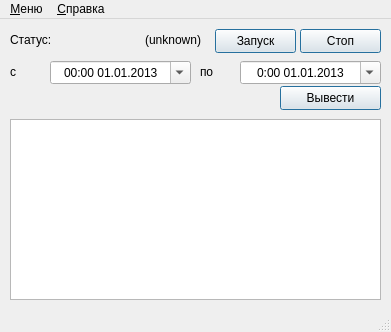
Before: the Qt Designer form source/mainwin.ui in arcan1s/git-etc, drawn with Qt 5.
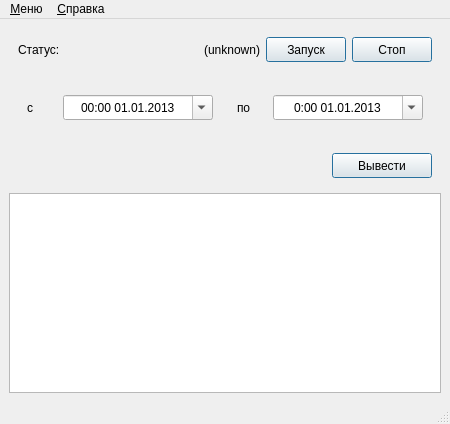
After: the same form once the commit is applied.

```diff
--- a/source/mainwin.ui
+++ b/source/mainwin.ui
@@ -6,8 +6,8 @@
    <rect>
     <x>0</x>
     <y>0</y>
-    <width>391</width>
-    <height>332</height>
+    <width>404</width>
+    <height>368</height>
    </rect>
   </property>
   <property name="sizePolicy">
@@ -20,21 +20,54 @@
    <string>git2etc</string>
   </property>
   <widget class="QWidget" name="centralwidget">
+   <property name="sizePolicy">
+    <sizepolicy hsizetype="Expanding" vsizetype="Expanding">
+     <horstretch>0</horstretch>
+     <verstretch>0</verstretch>
+    </sizepolicy>
+   </property>
+   <layout class="QGridLayout" name="gridLayout_3">
+    <item row="1" column="0">
+     <widget class="QWidget" name="widget_date" native="true">
+      <property name="sizePolicy">
+       <sizepolicy hsizetype="Expanding" vsizetype="Fixed">
+        <horstretch>0</horstretch>
+        <verstretch>0</verstretch>
+       </sizepolicy>
+      </property>
+      <layout class="QHBoxLayout" name="horizontalLayout">
+       <item>
+        <widget class="QWidget" name="widget_from" native="true">
+         <property name="sizePolicy">
+          <sizepolicy hsizetype="Expanding" vsizetype="Expanding">
+           <horstretch>0</horstretch>
+           <verstretch>0</verstretch>
+          </sizepolicy>
+         </property>
+         <layout class="QFormLayout" name="formLayout">
+          <property name="fieldGrowthPolicy">
+           <enum>QFormLayout::ExpandingFieldsGrow</enum>
+          </property>
+          <item row="0" column="1">
    <widget class="QDateTimeEdit" name="timeEdit_from">
-    <property name="geometry">
-     <rect>
-      <x>50</x>
-      <y>42</y>
-      <width>141</width>
-      <height>23</height>
-     </rect>
-    </property>
     <property name="sizePolicy">
-     <sizepolicy hsizetype="Fixed" vsizetype="Fixed">
+             <sizepolicy hsizetype="Expanding" vsizetype="Fixed">
       <horstretch>0</horstretch>
       <verstretch>0</verstretch>
      </sizepolicy>
     </property>
+            <property name="minimumSize">
+             <size>
+              <width>150</width>
+              <height>25</height>
+             </size>
+            </property>
+            <property name="maximumSize">
+             <size>
+              <width>16777215</width>
+              <height>25</height>
+             </size>
+            </property>
     <property name="alignment">
      <set>Qt::AlignCenter</set>
     </property>
@@ -52,47 +85,67 @@
      <bool>true</bool>
     </property>
    </widget>
+          </item>
+          <item row="0" column="0">
    <widget class="QLabel" name="label_timeFrom">
-    <property name="geometry">
-     <rect>
-      <x>10</x>
-      <y>42</y>
-      <width>31</width>
-      <height>21</height>
-     </rect>
+            <property name="sizePolicy">
+             <sizepolicy hsizetype="Fixed" vsizetype="Fixed">
+              <horstretch>0</horstretch>
+              <verstretch>0</verstretch>
+             </sizepolicy>
+            </property>
+            <property name="minimumSize">
+             <size>
+              <width>30</width>
+              <height>25</height>
+             </size>
+            </property>
+            <property name="maximumSize">
+             <size>
+              <width>30</width>
+              <height>25</height>
+             </size>
     </property>
     <property name="text">
      <string>с</string>
     </property>
    </widget>
-   <widget class="QLabel" name="label_timeTo">
-    <property name="geometry">
-     <rect>
-      <x>200</x>
-      <y>42</y>
-      <width>31</width>
-      <height>21</height>
-     </rect>
-    </property>
-    <property name="text">
-     <string>по</string>
-    </property>
-   </widget>
+          </item>
+         </layout>
+        </widget>
+       </item>
+       <item>
+        <widget class="QWidget" name="widget_to" native="true">
+         <property name="sizePolicy">
+          <sizepolicy hsizetype="Expanding" vsizetype="Expanding">
+           <horstretch>0</horstretch>
+           <verstretch>0</verstretch>
+          </sizepolicy>
+         </property>
+         <layout class="QFormLayout" name="formLayout_3">
+          <property name="fieldGrowthPolicy">
+           <enum>QFormLayout::ExpandingFieldsGrow</enum>
+          </property>
+          <item row="0" column="1">
    <widget class="QDateTimeEdit" name="timeEdit_to">
-    <property name="geometry">
-     <rect>
-      <x>240</x>
-      <y>42</y>
-      <width>141</width>
-      <height>23</height>
-     </rect>
-    </property>
     <property name="sizePolicy">
-     <sizepolicy hsizetype="Fixed" vsizetype="Fixed">
+             <sizepolicy hsizetype="Expanding" vsizetype="Fixed">
       <horstretch>0</horstretch>
       <verstretch>0</verstretch>
      </sizepolicy>
     </property>
+            <property name="minimumSize">
+             <size>
+              <width>150</width>
+              <height>25</height>
+             </size>
+            </property>
+            <property name="maximumSize">
+             <size>
+              <width>16777215</width>
+              <height>25</height>
+             </size>
+            </property>
     <property name="alignment">
      <set>Qt::AlignCenter</set>
     </property>
@@ -110,21 +163,80 @@
      <bool>true</bool>
     </property>
    </widget>
+          </item>
+          <item row="0" column="0">
+           <widget class="QLabel" name="label_timeTo">
+            <property name="sizePolicy">
+             <sizepolicy hsizetype="Fixed" vsizetype="Fixed">
+              <horstretch>0</horstretch>
+              <verstretch>0</verstretch>
+             </sizepolicy>
+            </property>
+            <property name="minimumSize">
+             <size>
+              <width>30</width>
+              <height>25</height>
+             </size>
+            </property>
+            <property name="maximumSize">
+             <size>
+              <width>30</width>
+              <height>25</height>
+             </size>
+            </property>
+            <property name="text">
+             <string>по</string>
+            </property>
+           </widget>
+          </item>
+         </layout>
+        </widget>
+       </item>
+      </layout>
+     </widget>
+    </item>
+    <item row="2" column="0">
+     <widget class="QWidget" name="widget_buttonGet" native="true">
+      <property name="sizePolicy">
+       <sizepolicy hsizetype="Expanding" vsizetype="Fixed">
+        <horstretch>0</horstretch>
+        <verstretch>0</verstretch>
+       </sizepolicy>
+      </property>
+      <layout class="QGridLayout" name="gridLayout_2">
+       <item row="0" column="0">
+        <spacer name="horizontalSpacer">
+         <property name="orientation">
+          <enum>Qt::Horizontal</enum>
+         </property>
+         <property name="sizeHint" stdset="0">
+          <size>
+           <width>40</width>
+           <height>20</height>
+          </size>
+         </property>
+        </spacer>
+       </item>
+       <item row="0" column="1">
    <widget class="QPushButton" name="button_get">
-    <property name="geometry">
-     <rect>
-      <x>280</x>
-      <y>67</y>
-      <width>101</width>
-      <height>24</height>
-     </rect>
-    </property>
     <property name="sizePolicy">
      <sizepolicy hsizetype="Fixed" vsizetype="Fixed">
       <horstretch>0</horstretch>
       <verstretch>0</verstretch>
      </sizepolicy>
     </property>
+         <property name="minimumSize">
+          <size>
+           <width>100</width>
+           <height>25</height>
+          </size>
+         </property>
+         <property name="maximumSize">
+          <size>
+           <width>100</width>
+           <height>25</height>
+          </size>
+         </property>
     <property name="text">
      <string>Вывести</string>
     </property>
@@ -132,27 +244,63 @@
      <bool>true</bool>
     </property>
    </widget>
+       </item>
+      </layout>
+     </widget>
+    </item>
+    <item row="0" column="0">
+     <widget class="QWidget" name="widget_service" native="true">
+      <property name="sizePolicy">
+       <sizepolicy hsizetype="Expanding" vsizetype="Fixed">
+        <horstretch>0</horstretch>
+        <verstretch>0</verstretch>
+       </sizepolicy>
+      </property>
+      <layout class="QGridLayout" name="gridLayout">
+       <item row="0" column="0">
    <widget class="QLabel" name="label_statusText">
-    <property name="geometry">
-     <rect>
-      <x>10</x>
-      <y>10</y>
-      <width>61</width>
-      <height>21</height>
-     </rect>
+         <property name="sizePolicy">
+          <sizepolicy hsizetype="Fixed" vsizetype="Fixed">
+           <horstretch>0</horstretch>
+           <verstretch>0</verstretch>
+          </sizepolicy>
+         </property>
+         <property name="minimumSize">
+          <size>
+           <width>75</width>
+           <height>25</height>
+          </size>
+         </property>
+         <property name="maximumSize">
+          <size>
+           <width>75</width>
+           <height>25</height>
+          </size>
     </property>
     <property name="text">
      <string>Статус:</string>
     </property>
    </widget>
+       </item>
+       <item row="0" column="1">
    <widget class="QLabel" name="label_statusService">
-    <property name="geometry">
-     <rect>
-      <x>80</x>
-      <y>10</y>
-      <width>121</width>
-      <height>21</height>
-     </rect>
+         <property name="sizePolicy">
+          <sizepolicy hsizetype="Expanding" vsizetype="Fixed">
+           <horstretch>0</horstretch>
+           <verstretch>0</verstretch>
+          </sizepolicy>
+         </property>
+         <property name="minimumSize">
+          <size>
+           <width>0</width>
+           <height>25</height>
+          </size>
+         </property>
+         <property name="maximumSize">
+          <size>
+           <width>16777215</width>
+           <height>25</height>
+          </size>
     </property>
     <property name="text">
      <string>(unknown)</string>
@@ -161,43 +309,27 @@
      <set>Qt::AlignRight|Qt::AlignTrailing|Qt::AlignVCenter</set>
     </property>
    </widget>
-   <widget class="QPushButton" name="button_startService">
-    <property name="geometry">
-     <rect>
-      <x>215</x>
-      <y>10</y>
-      <width>81</width>
-      <height>24</height>
-     </rect>
-    </property>
-    <property name="sizePolicy">
-     <sizepolicy hsizetype="Fixed" vsizetype="Fixed">
-      <horstretch>0</horstretch>
-      <verstretch>0</verstretch>
-     </sizepolicy>
-    </property>
-    <property name="text">
-     <string>Запуск</string>
-    </property>
-    <property name="default">
-     <bool>true</bool>
-    </property>
-   </widget>
+       </item>
+       <item row="0" column="3">
    <widget class="QPushButton" name="button_stopService">
-    <property name="geometry">
-     <rect>
-      <x>300</x>
-      <y>10</y>
-      <width>81</width>
-      <height>24</height>
-     </rect>
-    </property>
     <property name="sizePolicy">
      <sizepolicy hsizetype="Fixed" vsizetype="Fixed">
       <horstretch>0</horstretch>
       <verstretch>0</verstretch>
      </sizepolicy>
     </property>
+         <property name="minimumSize">
+          <size>
+           <width>80</width>
+           <height>25</height>
+          </size>
+         </property>
+         <property name="maximumSize">
+          <size>
+           <width>80</width>
+           <height>25</height>
+          </size>
+         </property>
     <property name="text">
      <string>Стоп</string>
     </property>
@@ -205,34 +337,78 @@
      <bool>true</bool>
     </property>
    </widget>
+       </item>
+       <item row="0" column="2">
+        <widget class="QPushButton" name="button_startService">
+         <property name="sizePolicy">
+          <sizepolicy hsizetype="Fixed" vsizetype="Fixed">
+           <horstretch>0</horstretch>
+           <verstretch>0</verstretch>
+          </sizepolicy>
+         </property>
+         <property name="minimumSize">
+          <size>
+           <width>80</width>
+           <height>25</height>
+          </size>
+         </property>
+         <property name="maximumSize">
+          <size>
+           <width>80</width>
+           <height>25</height>
+          </size>
+         </property>
+         <property name="text">
+          <string>Запуск</string>
+         </property>
+         <property name="default">
+          <bool>true</bool>
+         </property>
+        </widget>
+       </item>
+      </layout>
+     </widget>
+    </item>
+    <item row="3" column="0">
    <widget class="QListWidget" name="list_commit">
-    <property name="geometry">
-     <rect>
-      <x>10</x>
-      <y>100</y>
-      <width>371</width>
-      <height>181</height>
-     </rect>
-    </property>
     <property name="sizePolicy">
-     <sizepolicy hsizetype="Fixed" vsizetype="Fixed">
+       <sizepolicy hsizetype="Expanding" vsizetype="Expanding">
       <horstretch>0</horstretch>
       <verstretch>0</verstretch>
      </sizepolicy>
     </property>
+      <property name="minimumSize">
+       <size>
+        <width>380</width>
+        <height>200</height>
+       </size>
+      </property>
+      <property name="maximumSize">
+       <size>
+        <width>16777215</width>
+        <height>16777215</height>
+       </size>
+      </property>
     <property name="font">
      <font>
       <family>Monospace</family>
      </font>
     </property>
    </widget>
+    </item>
+   </layout>
+   <zorder>widget_service</zorder>
+   <zorder>label_timeTo</zorder>
+   <zorder>widget_date</zorder>
+   <zorder>widget_buttonGet</zorder>
+   <zorder>list_commit</zorder>
   </widget>
   <widget class="QMenuBar" name="menubar">
    <property name="geometry">
     <rect>
      <x>0</x>
      <y>0</y>
-     <width>391</width>
+     <width>404</width>
      <height>21</height>
     </rect>
    </property>
```
Lines whose indentation alone changed are shown as unchanged.
